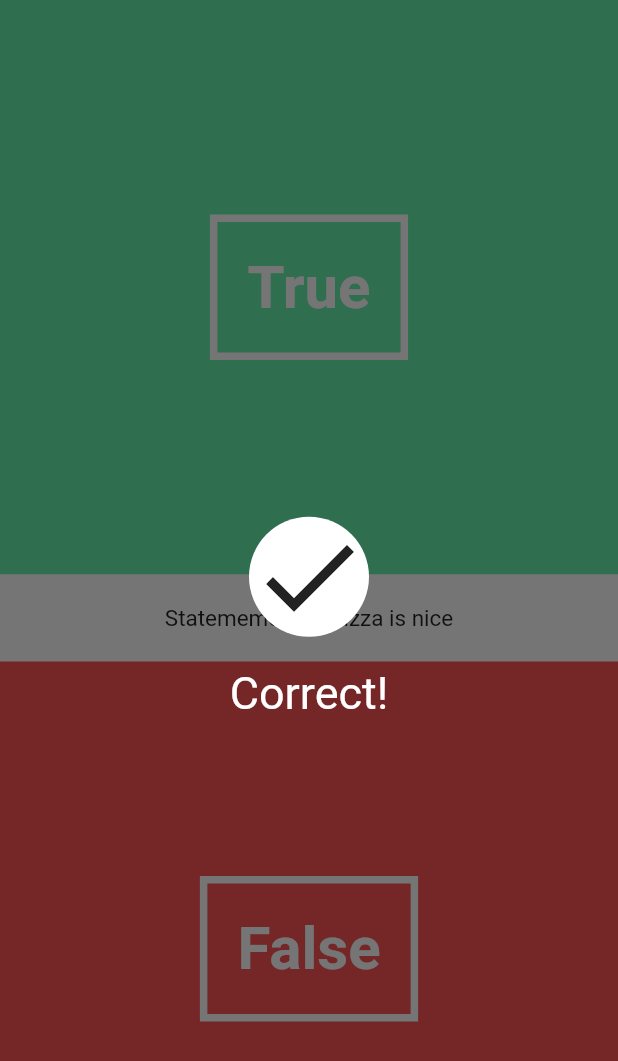
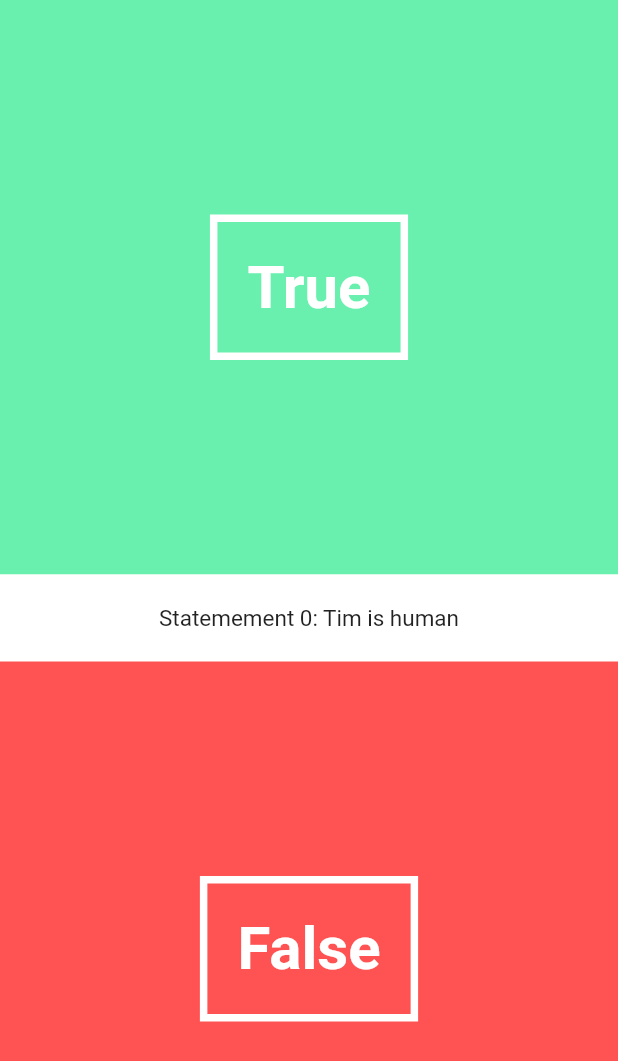
Before and after one commit to timlokers/Flutter_TestApplication, a Flutter app: the screen it shows after launch, on a phone screen of 412 x 824 dp. Shown: the top 1061 px of the screen. Run offline on Flutter 3.47's test engine with Material 2 defaults, Android fonts, the phone set to English and light mode, and no system bars.

Commit message:
15-11-2018

```diff
--- a/lib/main.dart
+++ b/lib/main.dart
@@ -1,6 +1,7 @@
 import 'package:flutter/material.dart';
 import 'package:test_application_2018/pages/Index.dart';
 import 'package:test_application_2018/pages/quiz_page.dart';
+import 'package:test_application_2018/pages/score.dart';
 
 
 void main(){
--- a/lib/pages/index.dart
+++ b/lib/pages/index.dart
@@ -1,4 +1,5 @@
 import 'package:flutter/material.dart';
+import './quiz_page.dart';
 
 class index extends StatelessWidget{
   @override
@@ -7,7 +8,7 @@ class index extends StatelessWidget{
     return new Material(
       color: Colors.lightBlue,
       child: new InkWell(
-        onTap: () => print("Page has been tapped"),
+        onTap: () => Navigator.of(context).push(new MaterialPageRoute(builder: (BuildContext context) => new QuizPage())),
         child: new Column(
           mainAxisAlignment: MainAxisAlignment.center,
           children: <Widget>[
--- a/lib/pages/quiz_page.dart
+++ b/lib/pages/quiz_page.dart
@@ -4,6 +4,7 @@ import '../utils/quiz.dart';
 import '../UI/answer_button.dart';
 import '../UI/question_text.dart';
 import '../UI/correct_wrong_overlay.dart';
+import '../pages/score.dart';
 
 class QuizPage extends StatefulWidget{
   @override
@@ -11,6 +12,35 @@ class QuizPage extends StatefulWidget{
 }
 
 class QuizPageState extends State<QuizPage>{
+
+  Question currentQuestion;
+  Quiz quiz = new Quiz([
+    new Question("Tim is human", true),
+    new Question("Pizza is healthy", false),
+    new Question("Tim is awesome", true)
+  ]);
+
+  String questionText;
+  int questionNumber;
+  bool isCorrect;
+  bool isOverlayVisible = false;
+
+  @override
+  void initState(){
+    super.initState();
+    currentQuestion = quiz.nextQuestion;
+    questionText = currentQuestion.question;
+    questionNumber = quiz.questionNumber;
+  }
+
+  void handleAnswer(bool answer){
+    isCorrect = (currentQuestion.answer == answer);
+    quiz.answer(isCorrect);
+    this.setState((){
+      isOverlayVisible = true;
+    });
+  }
+
   @override
   Widget build(BuildContext context){
     return new Stack(
@@ -18,12 +48,26 @@ class QuizPageState extends State<QuizPage>{
       children: <Widget>[
         new Column( //main container
           children: <Widget>[
-            new AnswerButton(true, () => print("True is pressed")),
-            new QuestionText("Pizza is nice",1),
-            new AnswerButton(false,() => print("False is pressed"))
+            new AnswerButton(true, () => handleAnswer(true)),
+            new QuestionText(questionText,questionNumber),
+            new AnswerButton(false,() => handleAnswer(false)),
           ],
         ),
-        new CorrectWrongOverlay(true)
+        isOverlayVisible == true ? new CorrectWrongOverlay(
+            isCorrect,
+            (){
+              if(quiz.length == questionNumber) {
+                Navigator.of(context).push(new MaterialPageRoute(builder: (BuildContext context) => new ScorePage(quiz.score, quiz.length)));
+                return;
+              }
+              currentQuestion = quiz.nextQuestion;
+              this.setState((){
+                isOverlayVisible = false;
+                questionText = currentQuestion.question;
+                questionNumber = quiz.questionNumber;
+              });
+            }
+        ) : new Container()
       ],
     );
   }
```
Also changed, not shown: lib/UI/correct_wrong_overlay.dart (+10 -3 lines), lib/UI/question_text.dart (+15 -0 lines), lib/pages/score.dart (added, +30 -0 lines).
